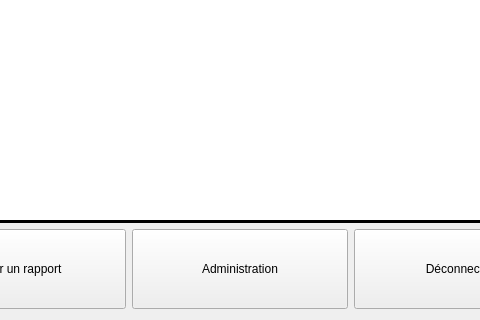
Qt form front/ui/new_index.ui (FabioF9/GSB-AppliVisiteur) before a commit; both pictures show x 325 to 805 and y 227 to 547 of the 907 by 547 pixel window.
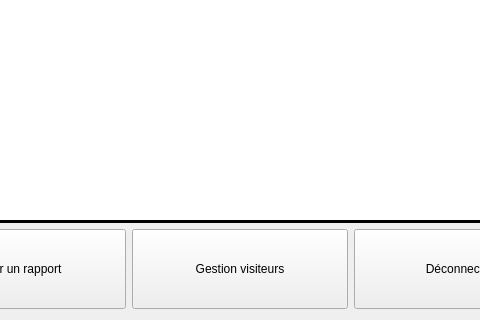
The same form after that commit. Icons and pictures are not drawn.

Diff of the .ui file:
```diff
--- a/front/ui/new_index.ui
+++ b/front/ui/new_index.ui
@@ -143,7 +143,7 @@
         <set>Qt::ImhNone</set>
        </property>
        <property name="text">
-        <string>Administration</string>
+        <string>Gestion visiteurs</string>
        </property>
        <property name="default">
         <bool>false</bool>
```
